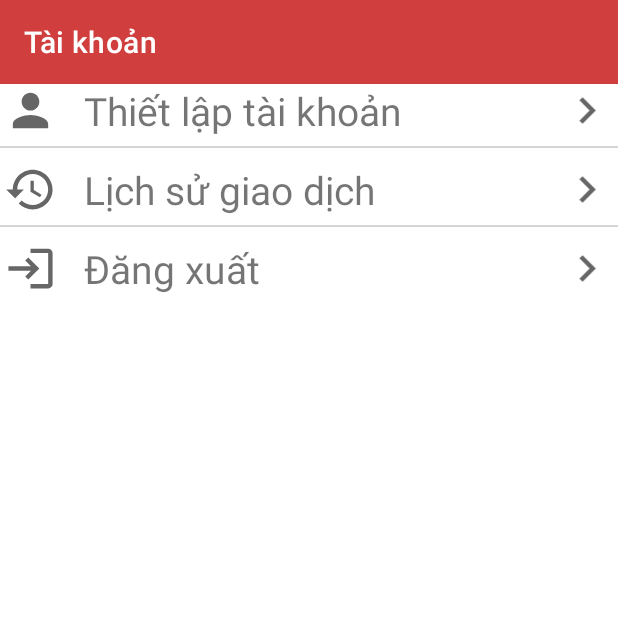
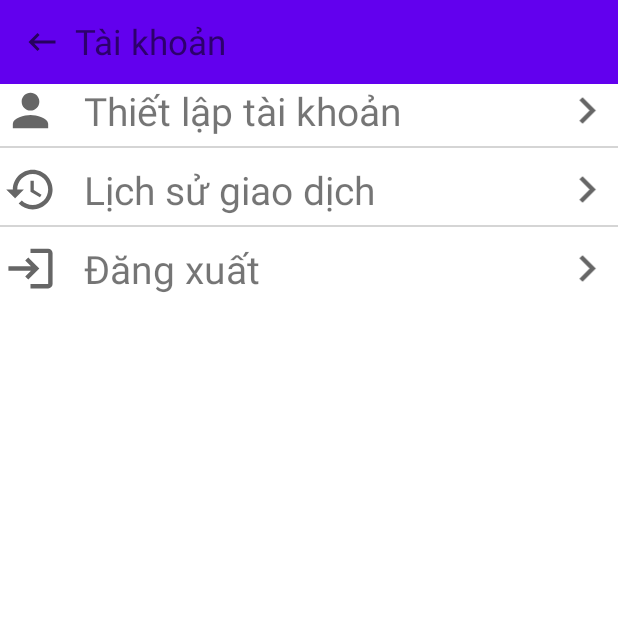
Before and after one commit to DevP41n/Android-Project, an Android app: the MainProfileUser screen opened directly, with no data from a screen before it, on a phone screen of 412 x 824 dp, the top half of it. Run offline under Robolectric (Android 15) with nearby library versions, the phone set to English and light mode, and no system bars; Roboto replaces fonts that are not available here.

```diff
--- a/app/src/main/java/com/example/androidproject/ConnectionHelper.java
+++ b/app/src/main/java/com/example/androidproject/ConnectionHelper.java
@@ -19,7 +19,7 @@ public class ConnectionHelper {
     {
         //Copy mấy cái ip của tụi bay bỏ dô đây, vì cái ide này nó k get đc cái ip localhost của pc
 //                ip = "192.168.1.8"; // IP máy của Tân
-        ip = "192.168.1.6"; // IP máy của Tiến
+        ip = "192.168.1.9"; // IP máy của Tiến
         //        ip="172.20.10.12";// IP máy của Chương
         database = "TechShop";
         username = "sa";
--- a/app/src/main/java/com/example/androidproject/MainProfileUser.java
+++ b/app/src/main/java/com/example/androidproject/MainProfileUser.java
@@ -5,6 +5,7 @@ import androidx.appcompat.app.AppCompatActivity;
 import android.content.Intent;
 import android.os.Bundle;
 import android.view.View;
+import android.widget.ImageView;
 import android.widget.TextView;
 import android.widget.Toast;
 
@@ -13,6 +14,7 @@ import com.example.SharedPreferences.SessionManager;
 public class MainProfileUser extends AppCompatActivity {
 
     TextView txtProfile, txtTransactionHistory, txtLogout;
+    ImageView imvBack;
 
     @Override
     protected void onCreate(Bundle savedInstanceState) {
@@ -51,6 +53,12 @@ public class MainProfileUser extends AppCompatActivity {
                 startActivity(intent);
             }
         });
+        imvBack.setOnClickListener(new View.OnClickListener() {
+            @Override
+            public void onClick(View v) {
+                finish();
+            }
+        });
     }
 
 
@@ -58,5 +66,6 @@ public class MainProfileUser extends AppCompatActivity {
         txtProfile = findViewById(R.id.txtProfile);
         txtTransactionHistory = findViewById(R.id.txtTransactionHistory);
         txtLogout = findViewById(R.id.txtLogout);
+        imvBack = findViewById(R.id.imvBack);
     }
 }
--- /dev/null
+++ b/app/src/main/res/drawable/ic_baseline_keyboard_backspace_24.xml
@@ -0,0 +1,10 @@
+<vector xmlns:android="http://schemas.android.com/apk/res/android"
+    android:width="24dp"
+    android:height="24dp"
+    android:viewportWidth="24"
+    android:viewportHeight="24"
+    android:tint="?attr/colorControlNormal">
+  <path
+      android:fillColor="@android:color/white"
+      android:pathData="M21,11H6.83l3.58,-3.59L9,6l-6,6 6,6 1.41,-1.41L6.83,13H21z"/>
+</vector>
--- a/app/src/main/res/layout/activity_main_profile_user.xml
+++ b/app/src/main/res/layout/activity_main_profile_user.xml
@@ -9,11 +9,20 @@
     >
 
     <androidx.appcompat.widget.Toolbar
-        app:title="Tài khoản"
-        android:background="#D13E3E"
-        app:titleTextColor="@color/white"
+        android:background="@color/purple_500"
         android:layout_width="match_parent"
-        android:layout_height="?attr/actionBarSize">
+        android:layout_height="wrap_content">
+        <ImageView
+            android:id="@+id/imvBack"
+            android:layout_width="wrap_content"
+            android:layout_height="wrap_content"
+            android:src="@drawable/ic_baseline_keyboard_backspace_24"/>
+        <TextView
+            android:layout_width="wrap_content"
+            android:layout_height="wrap_content"
+            android:text="Tài khoản"
+            android:textSize="23sp"
+            android:paddingLeft="10dp"/>
 
     </androidx.appcompat.widget.Toolbar>
 
```
Also changed, not shown: app/src/main/java/com/example/androidproject/ChangePassword.java (+9 -0 lines), app/src/main/java/com/example/androidproject/GioHang.java (+10 -0 lines), app/src/main/java/com/example/androidproject/LichSuDonDatHang.java (+10 -0 lines), app/src/main/java/com/example/androidproject/MainChiTietSanPham.java (+21 -1 lines), app/src/main/java/com/example/androidproject/ProductByCategory.java (+22 -3 lines), app/src/main/java/com/example/androidproject/SearchProduct.java (+20 -0 lines), app/src/main/java/com/example/androidproject/UserInfo.java (+18 -4 lines), app/src/main/res/layout/activity_change_password.xml (+16 -5 lines), app/src/main/res/layout/activity_gio_hang.xml (+13 -2 lines), app/src/main/res/layout/activity_lich_su_don_dat_hang.xml (+15 -5 lines), app/src/main/res/layout/activity_main_chi_tiet_san_pham.xml (+24 -7 lines), app/src/main/res/layout/activity_product_by_category.xml (+21 -4 lines), app/src/main/res/layout/activity_search_product.xml (+21 -5 lines), app/src/main/res/layout/activity_user_info.xml (+20 -5 lines).
